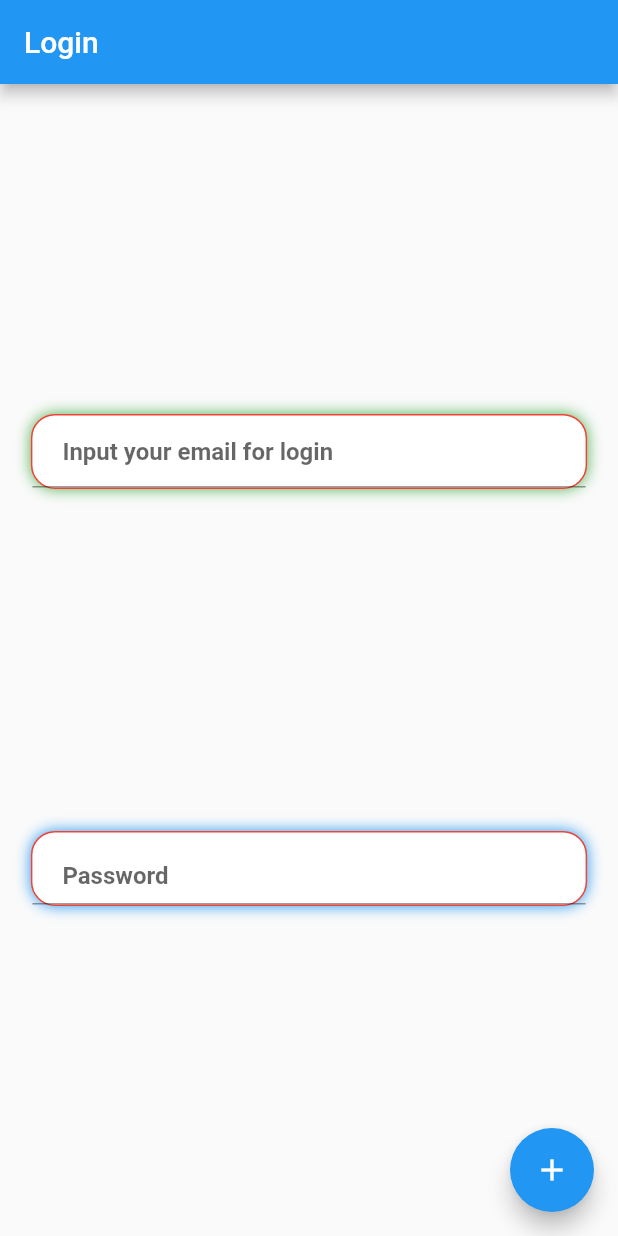
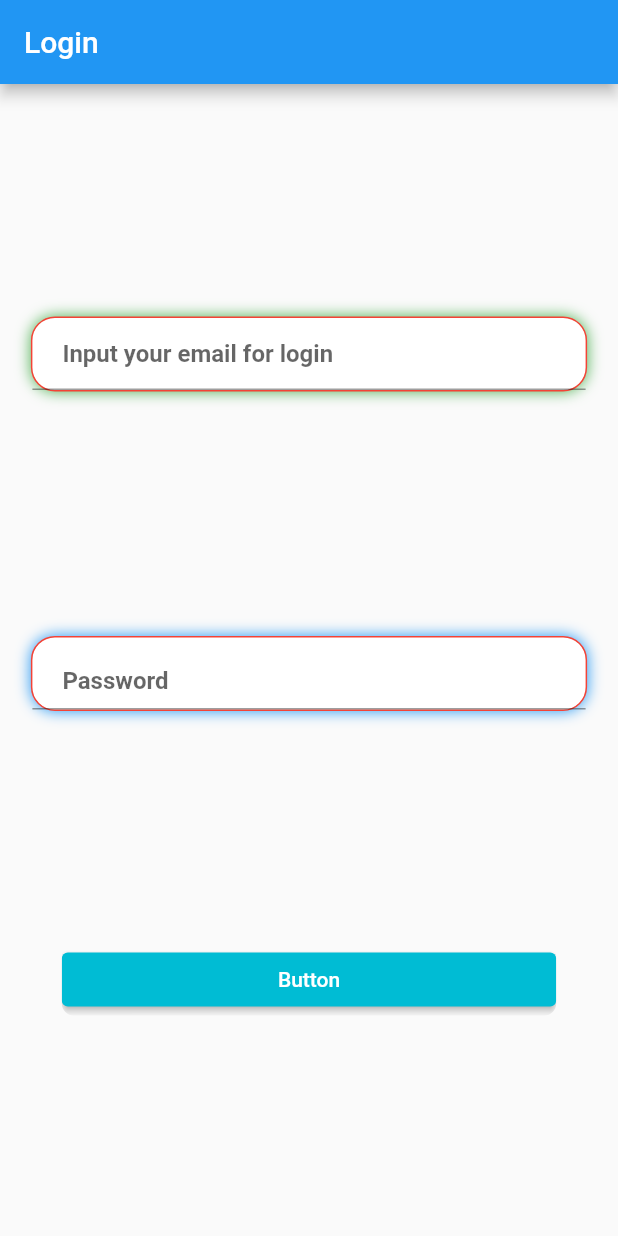
Before and after one commit to developerBBee/flutter_firebase_sample, a Flutter app: the screen it shows after launch, on a phone screen of 412 x 824 dp. Run offline on Flutter 3.47's test engine with Material 2 defaults, Android fonts, the phone set to English and light mode, and no system bars; our stand-ins replace cloud_firestore, firebase_auth, firebase_core, flutter_riverpod, freezed_annotation; accounts and stored records are empty; generated files the repository leaves out were written again.

Commit message:
Add confirm button

```diff
--- /dev/null
+++ b/lib/details/rounded_button.dart
@@ -0,0 +1,36 @@
+import 'package:flutter/material.dart';
+
+class RoundedButton extends StatelessWidget {
+  const RoundedButton({
+    Key? key,
+    required this.onPressed,
+    required this.widthRate,
+    required this.color,
+  }) : super(key: key);
+  final void Function()? onPressed;
+  final double widthRate; // 0.0 - 1.0
+  final Color color;
+
+  @override
+  Widget build(BuildContext context) {
+    final maxWidth = MediaQuery.of(context).size.width; // 画面サイズを取得
+
+    return
+    Container(
+      width: maxWidth * widthRate,
+      child: ClipRRect(
+        borderRadius: BorderRadius.circular(8.0),
+        child: ElevatedButton(
+          style: ElevatedButton.styleFrom(
+            backgroundColor: color
+          ),
+          onPressed: onPressed,
+          child: const Padding(
+            padding: EdgeInsets.symmetric(vertical: 8.0, horizontal: 16.0),
+            child: Text("Button"),//Container(),
+          )
+        ),
+      )
+    );
+  }
+}
--- a/lib/views/login_page.dart
+++ b/lib/views/login_page.dart
@@ -2,6 +2,7 @@
 import 'dart:math';
 
 import 'package:flutter/material.dart';
+import 'package:flutter_application_test/details/rounded_button.dart';
 import 'package:flutter_application_test/details/rounded_password_field.dart';
 import 'package:flutter_application_test/details/rounded_text_field.dart';
 import 'package:flutter_application_test/models/main_model.dart';
@@ -49,13 +50,13 @@ class LoginPage extends ConsumerWidget {
             color: Colors.white,
             borderColor: Colors.red,
             shadowColor: Colors.blue,
+          ),
+          RoundedButton(
+            onPressed: () async => await loginModel.login(context: context, mainModel: mainModel),
+            widthRate: 0.8,
+            color: Colors.cyan,
           )
         ],
-      ),
-      floatingActionButton: FloatingActionButton(
-        onPressed: () async => await loginModel.login(context: context, mainModel: mainModel),
-        tooltip: 'Increment',
-        child: const Icon(Icons.add),
       ),
     );
   }
--- a/lib/views/signup_page.dart
+++ b/lib/views/signup_page.dart
@@ -7,6 +7,7 @@ import 'package:flutter_riverpod/flutter_riverpod.dart';
 import 'package:flutter_application_test/models/signup_model.dart';
 // components
 import 'package:flutter_application_test/details/rounded_text_field.dart';
+import 'package:flutter_application_test/details/rounded_button.dart';
 
 class SignupPage extends ConsumerWidget {
   const SignupPage({
@@ -43,13 +44,13 @@ class SignupPage extends ConsumerWidget {
             color: Colors.white,
             borderColor: Colors.red,
             shadowColor: Colors.orange,
-          )
+          ),
+          RoundedButton(
+            onPressed: () async => await signupModel.createUser(context: context),
+            widthRate: 0.8,
+            color: Colors.pink,
+          ),
         ],
-      ),
-      floatingActionButton: FloatingActionButton(
-        onPressed: () async => await signupModel.createUser(context: context),
-        tooltip: 'Increment',
-        child: const Icon(Icons.add),
       ),
     );
   }
```
